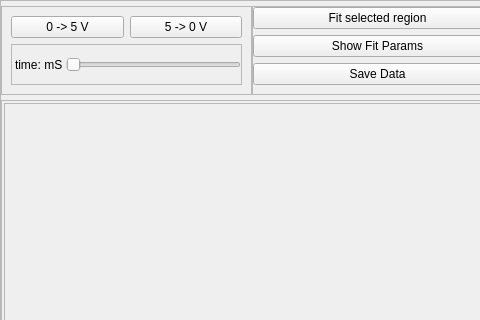
fossasia/pslab-desktop, file psl_res/GUI/D_PHYSICS/B_physics/templates/template_transient.ui: the form before one commit; both pictures show x 0 to 480 and y 0 to 320 of the 804 by 628 pixel window.
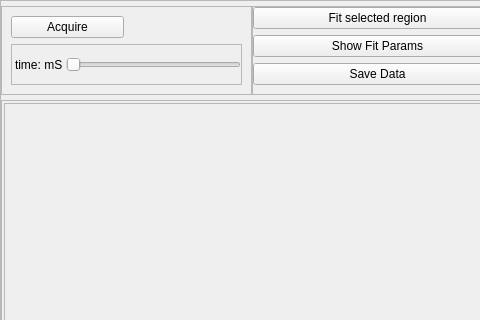
The form after the commit.

Commit message:
Fixed sensorpendulum app in the Physics section
Made compatible with non-blocking calls defined in PSL.Peripherals.I2C .
Bug fixes in template file.
included saveData button to UI
Fixes #93

```diff
--- a/psl_res/GUI/D_PHYSICS/B_physics/templates/template_transient.ui
+++ b/psl_res/GUI/D_PHYSICS/B_physics/templates/template_transient.ui
@@ -93,20 +93,6 @@
              <enum>QFrame::Raised</enum>
             </property>
             <layout class="QGridLayout" name="gridLayout">
-             <item row="0" column="0">
-              <widget class="QPushButton" name="pushButton_4">
-               <property name="text">
-                <string>0 -&gt; 5 V</string>
-               </property>
-              </widget>
-             </item>
-             <item row="0" column="1">
-              <widget class="QPushButton" name="pushButton">
-               <property name="text">
-                <string>5 -&gt; 0 V</string>
-               </property>
-              </widget>
-             </item>
              <item row="1" column="0" colspan="2">
               <widget class="QFrame" name="frame_6">
                <property name="frameShape">
@@ -154,6 +140,13 @@
                </layout>
               </widget>
              </item>
+             <item row="0" column="0">
+              <widget class="QPushButton" name="pushButton_4">
+               <property name="text">
+                <string>Acquire</string>
+               </property>
+              </widget>
+             </item>
             </layout>
            </widget>
           </item>
```
Left out of the diff: 25 changed lines with no effect on the pictures. The commit also changes 2 other files.
